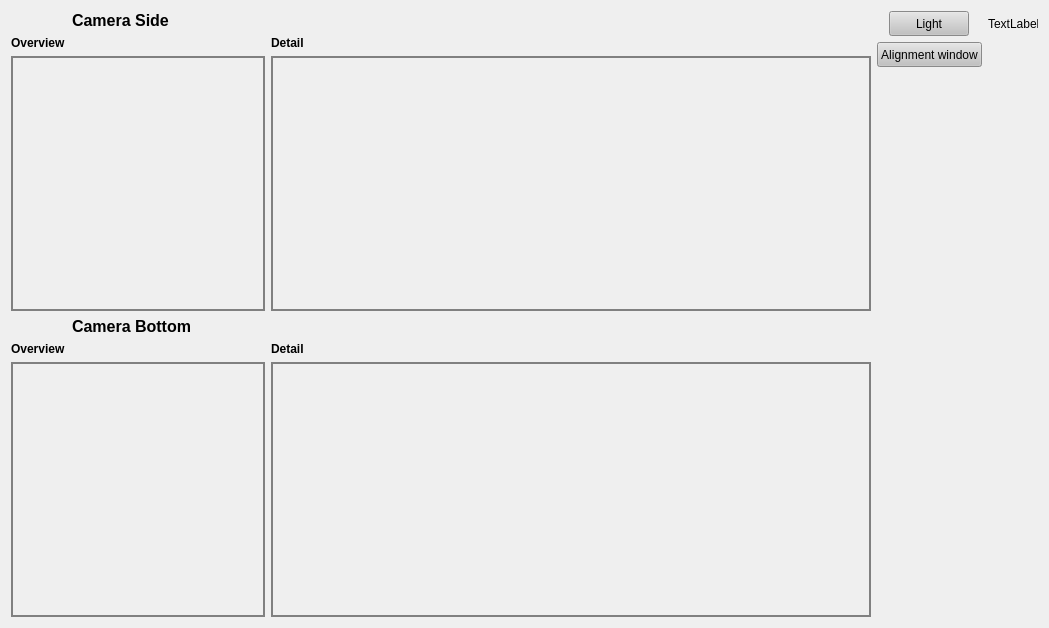
First picture: the form in pyccapt/files/PyQt6_UI/gui_cameras.ui, repository mmonajem/pyoxcart, before the edit.
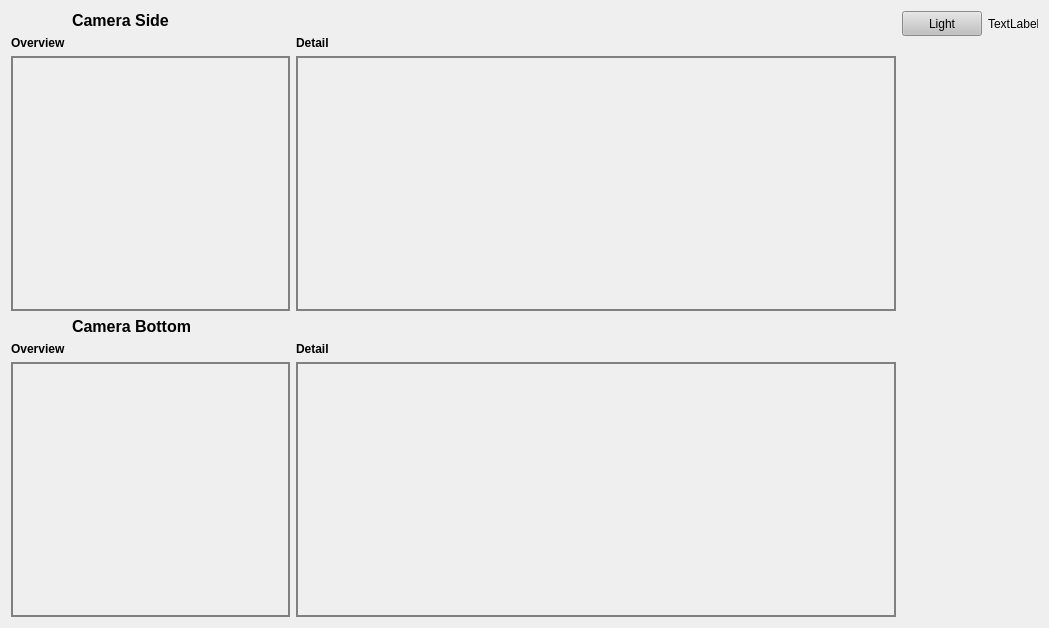
Second picture: the form after the edit.

Commit message: cameras in separate process

```diff
--- a/pyccapt/files/PyQt6_UI/gui_cameras.ui
+++ b/pyccapt/files/PyQt6_UI/gui_cameras.ui
@@ -214,6 +214,19 @@
                     </item>
                     <item row="0" column="1">
                         <layout class="QGridLayout" name="gridLayout_2">
+                            <item row="1" column="0">
+                                <spacer name="verticalSpacer">
+                                    <property name="orientation">
+                                        <enum>Qt::Vertical</enum>
+                                    </property>
+                                    <property name="sizeHint" stdset="0">
+                                        <size>
+                                            <width>20</width>
+                                            <height>40</height>
+                                        </size>
+                                    </property>
+                                </spacer>
+                            </item>
                             <item row="0" column="0" alignment="Qt::AlignHCenter">
                                 <widget class="QPushButton" name="light">
                                     <property name="sizePolicy">
@@ -252,38 +265,6 @@
                                     </property>
                                 </widget>
                             </item>
-                            <item row="1" column="0" alignment="Qt::AlignHCenter">
-                                <widget class="QPushButton" name="win_alignment">
-                                    <property name="minimumSize">
-                                        <size>
-                                            <width>0</width>
-                                            <height>25</height>
-                                        </size>
-                                    </property>
-                                    <property name="styleSheet">
-                                        <string notr="true">QPushButton{
-                                            background: rgb(193, 193, 193)
-                                            }
-                                        </string>
-                                    </property>
-                                    <property name="text">
-                                        <string>Alignment window</string>
-                                    </property>
-                                </widget>
-                            </item>
-                            <item row="2" column="0">
-                                <spacer name="verticalSpacer">
-                                    <property name="orientation">
-                                        <enum>Qt::Vertical</enum>
-                                    </property>
-                                    <property name="sizeHint" stdset="0">
-                                        <size>
-                                            <width>20</width>
-                                            <height>40</height>
-                                        </size>
-                                    </property>
-                                </spacer>
-                            </item>
                         </layout>
                     </item>
                 </layout>
```
Left out of the diff: 1 changed line with no effect on the pictures. The commit also changes 7 other files.
